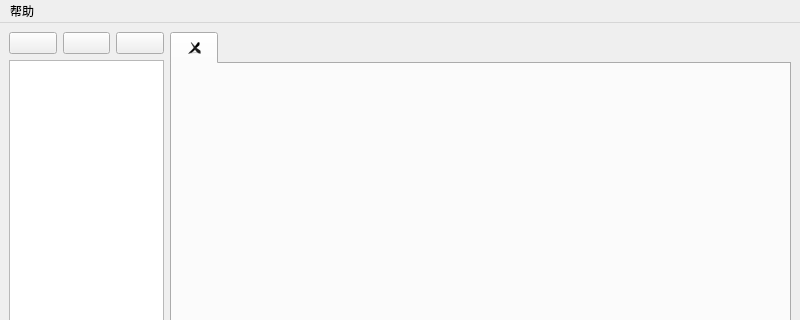
First picture: the form in hello_world/linx_monitor/gui/MonitorWindow.ui, repository WatsonJay/python_test, before the edit; both pictures show x 0 to 800 and y 0 to 320 of the 800 by 600 pixel window.
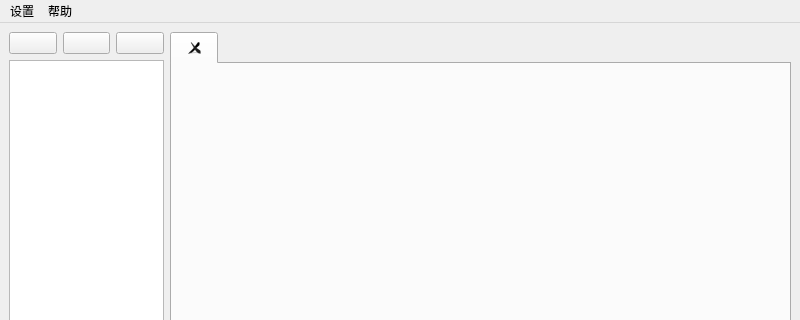
Second picture: the form after the edit. Icons and pictures are not drawn.

Patch:
```diff
--- a/hello_world/linx_monitor/gui/MonitorWindow.ui
+++ b/hello_world/linx_monitor/gui/MonitorWindow.ui
@@ -116,6 +116,13 @@
     <addaction name="actionuse"/>
     <addaction name="actioninfo"/>
    </widget>
+   <widget class="QMenu" name="menu">
+    <property name="title">
+     <string>设置</string>
+    </property>
+    <addaction name="actionshezhi"/>
+   </widget>
+   <addaction name="menu"/>
    <addaction name="menu_2"/>
   </widget>
   <widget class="QStatusBar" name="statusbar"/>
```
Left out of the diff: 5 changed lines with no effect on the pictures.
